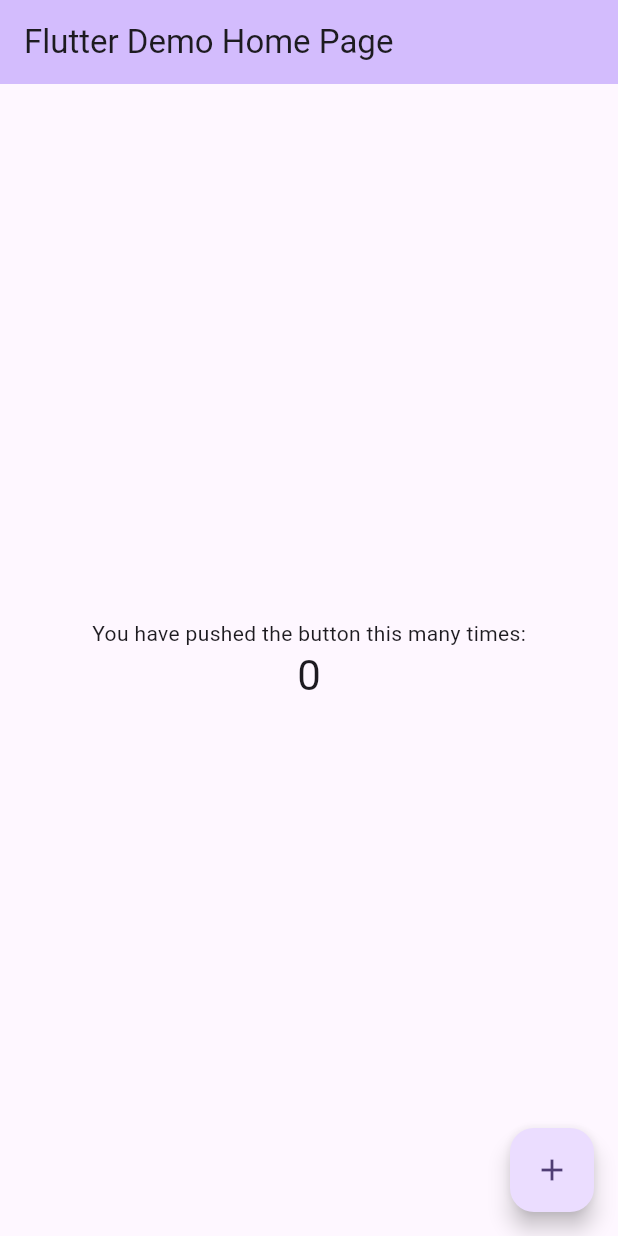
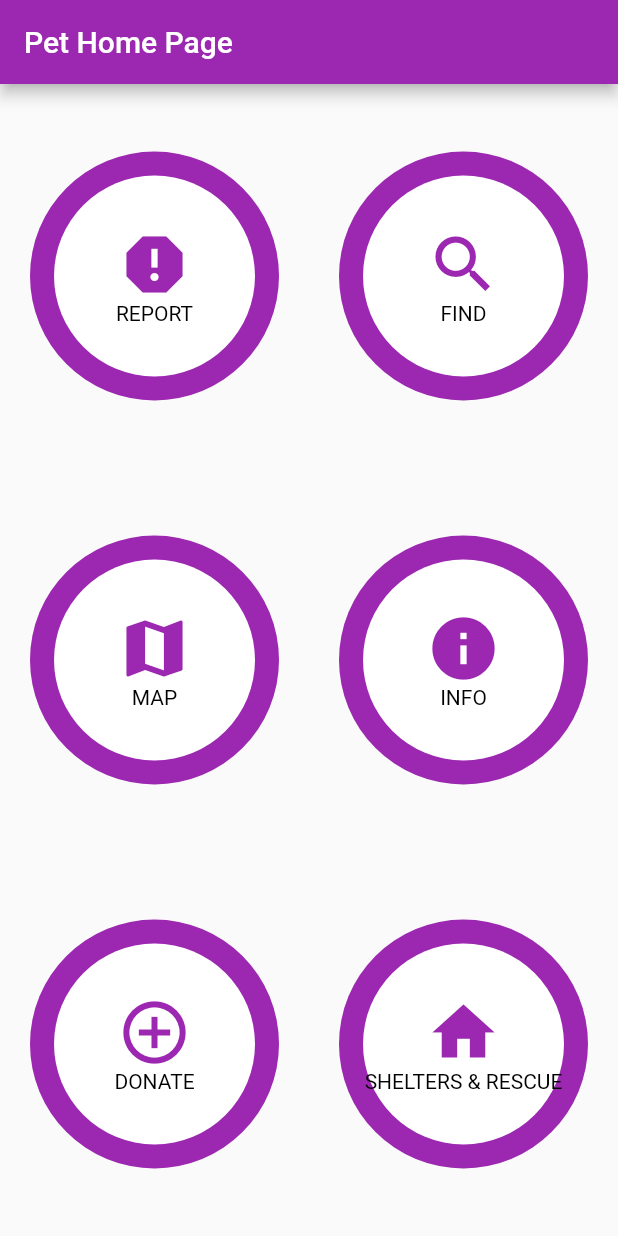
Before and after one commit to salhadid/pet, a Flutter app: the screen it shows after launch, on a phone screen of 412 x 824 dp. Run offline on Flutter 3.47's test engine with Material 2 defaults, Android fonts, the phone set to English and light mode, and no system bars.

Commit message:
homepage 1st draft

```diff
--- a/lib/main.dart
+++ b/lib/main.dart
@@ -1,125 +1,107 @@
 import 'package:flutter/material.dart';
 
 void main() {
-  runApp(const MyApp());
+  runApp(MyApp());
 }
 
 class MyApp extends StatelessWidget {
-  const MyApp({super.key});
-
-  // This widget is the root of your application.
   @override
   Widget build(BuildContext context) {
     return MaterialApp(
-      title: 'Flutter Demo',
+      title: 'Flutter Circular Buttons Demo',
       theme: ThemeData(
-        // This is the theme of your application.
-        //
-        // TRY THIS: Try running your application with "flutter run". You'll see
-        // the application has a blue toolbar. Then, without quitting the app,
-        // try changing the seedColor in the colorScheme below to Colors.green
-        // and then invoke "hot reload" (save your changes or press the "hot
-        // reload" button in a Flutter-supported IDE, or press "r" if you used
-        // the command line to start the app).
-        //
-        // Notice that the counter didn't reset back to zero; the application
-        // state is not lost during the reload. To reset the state, use hot
-        // restart instead.
-        //
-        // This works for code too, not just values: Most code changes can be
-        // tested with just a hot reload.
-        colorScheme: ColorScheme.fromSeed(seedColor: Colors.deepPurple),
-        useMaterial3: true,
+        primarySwatch: Colors.purple,
       ),
-      home: const MyHomePage(title: 'Flutter Demo Home Page'),
+      home: MyHomePage(title: 'Pet Home Page'),
     );
   }
 }
 
-class MyHomePage extends StatefulWidget {
-  const MyHomePage({super.key, required this.title});
+class MyHomePage extends StatelessWidget {
+  final String title;
+  final List<String> buttonLabels = [
+    'REPORT',
+    'MAP',
+    'DONATE',
+    'FIND',
+    'INFO',
+    'SHELTERS & RESCUE',
+  ];
 
-  // This widget is the home page of your application. It is stateful, meaning
-  // that it has a State object (defined below) that contains fields that affect
-  // how it looks.
+  // You can use different icons that are suitable for your application.
+  final List<IconData> buttonIcons = [
+    Icons.report,
+    Icons.map,
+    Icons.add_circle_outline_outlined,
+    Icons.search,
+    Icons.info,
+    Icons.home,
+  ];
 
-  // This class is the configuration for the state. It holds the values (in this
-  // case the title) provided by the parent (in this case the App widget) and
-  // used by the build method of the State. Fields in a Widget subclass are
-  // always marked "final".
-
-  final String title;
-
-  @override
-  State<MyHomePage> createState() => _MyHomePageState();
-}
-
-class _MyHomePageState extends State<MyHomePage> {
-  int _counter = 0;
-
-  void _incrementCounter() {
-    setState(() {
-      // This call to setState tells the Flutter framework that something has
-      // changed in this State, which causes it to rerun the build method below
-      // so that the display can reflect the updated values. If we changed
-      // _counter without calling setState(), then the build method would not be
-      // called again, and so nothing would appear to happen.
-      _counter++;
-    });
-  }
+  MyHomePage({Key? key, required this.title}) : super(key: key);
 
   @override
   Widget build(BuildContext context) {
-    // This method is rerun every time setState is called, for instance as done
-    // by the _incrementCounter method above.
-    //
-    // The Flutter framework has been optimized to make rerunning build methods
-    // fast, so that you can just rebuild anything that needs updating rather
-    // than having to individually change instances of widgets.
     return Scaffold(
       appBar: AppBar(
-        // TRY THIS: Try changing the color here to a specific color (to
-        // Colors.amber, perhaps?) and trigger a hot reload to see the AppBar
-        // change color while the other colors stay the same.
-        backgroundColor: Theme.of(context).colorScheme.inversePrimary,
-        // Here we take the value from the MyHomePage object that was created by
-        // the App.build method, and use it to set our appbar title.
-        title: Text(widget.title),
+        title: Text(title),
       ),
-      body: Center(
-        // Center is a layout widget. It takes a single child and positions it
-        // in the middle of the parent.
+      body: Row(
+        children: List.generate(2, (col) {
+          return Expanded(
             child: Column(
-          // Column is also a layout widget. It takes a list of children and
-          // arranges them vertically. By default, it sizes itself to fit its
-          // children horizontally, and tries to be as tall as its parent.
-          //
-          // Column has various properties to control how it sizes itself and
-          // how it positions its children. Here we use mainAxisAlignment to
-          // center the children vertically; the main axis here is the vertical
-          // axis because Columns are vertical (the cross axis would be
-          // horizontal).
-          //
-          // TRY THIS: Invoke "debug painting" (choose the "Toggle Debug Paint"
-          // action in the IDE, or press "p" in the console), to see the
-          // wireframe for each widget.
+              children: List.generate(3, (row) {
+                int index = col * 3 + row;
+                return Expanded(
+                  child: GestureDetector(
+                    onTap: () {
+                      // Function to be executed on button press
+                      print('Button $index pressed');
+                    },
+                    child: Container(
+                      margin: const EdgeInsets.all(20.0),
+                      decoration: BoxDecoration(
+                        color: Colors.purple,
+                        shape: BoxShape.circle,
+                      ),
+                      child: Padding(
+                        padding: const EdgeInsets.all(16.0),
+                        child: Stack(
+                          alignment: Alignment.center,
+                          children: <Widget>[
+                            Container(
+                              decoration: BoxDecoration(
+                                color: Colors.white,
+                                shape: BoxShape.circle,
+                              ),
+                            ),
+                            Column(
                               mainAxisAlignment: MainAxisAlignment.center,
                               children: <Widget>[
-            const Text(
-              'You have pushed the button this many times:',
+                                Icon(
+                                  buttonIcons[index],
+                                  color: Colors.purple,
+                                  size: 50,
                                 ),
                                 Text(
-              '$_counter',
-              style: Theme.of(context).textTheme.headlineMedium,
+                                  buttonLabels[index],
+                                  style: TextStyle(
+                                    color: Colors.black,
+                                  ),
+                                ),
+                              ],
                             ),
                           ],
                         ),
                       ),
-      floatingActionButton: FloatingActionButton(
-        onPressed: _incrementCounter,
-        tooltip: 'Increment',
-        child: const Icon(Icons.add),
-      ), // This trailing comma makes auto-formatting nicer for build methods.
+                    ),
+                  ),
+                );
+              }),
+            ),
+          );
+        }),
+      ),
     );
   }
 }
```
Lines whose indentation alone changed are shown as unchanged.
